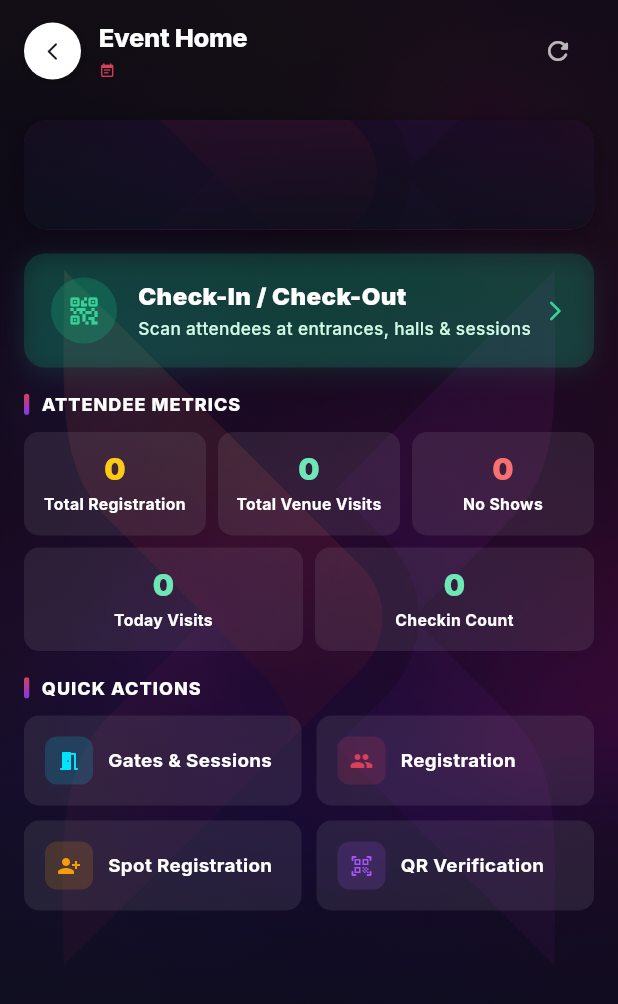
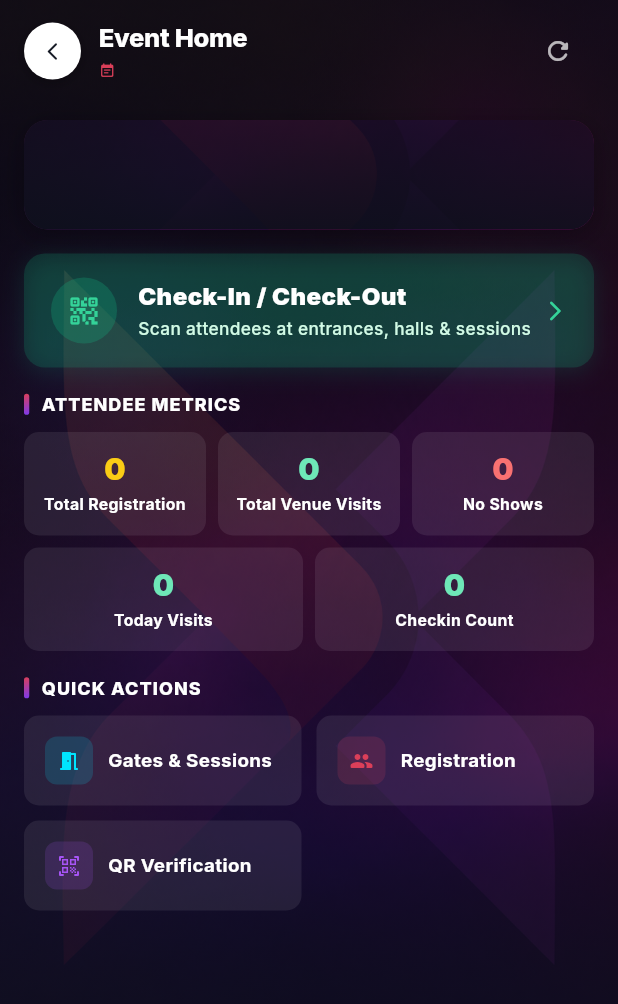
Before and after one commit to afidveuz/eventxpro-organiser-app-release, a Flutter app: the EventDashboardScreen screen opened directly with empty values, on a phone screen of 412 x 824 dp. Shown: the top 1004 px of the screen. Run offline on Flutter 3.47's test engine with Material 3 defaults, Android fonts, the phone set to English and light mode, and no system bars; drawn by our look-alikes of toastification; our stand-ins replace audioplayers, dio, equatable, firebase_core, firebase_crashlytics, firebase_remote_config and 9 more; missing offline and left inert: dart_des, mobile_scanner, syncfusion_flutter_xlsio; accounts and stored records are empty; network calls fail.

Commit message:
Spot Registration has been hidden from the dashboard:

```diff
--- a/lib/presentation/screens/events/event_dashboard_screen.dart
+++ b/lib/presentation/screens/events/event_dashboard_screen.dart
@@ -9,7 +9,7 @@ import '../../../data/adapters/zebra_datawedge_adapter.dart';
 import '../../../data/datasources/scanner_local_storage.dart';
 import '../../../data/repositories/auth_repository.dart';
 import '../attendees/event_attendees_screen.dart';
-import '../attendees/spot_registration_screen.dart';
+// import '../attendees/spot_registration_screen.dart'; // Hidden from dashboard
 import '../lead/leads_list_screen.dart';
 import 'event_sessions_screen.dart';
 import '../../widgets/fade_in_background_image.dart';
@@ -204,19 +204,20 @@ class _EventDashboardScreenState extends State<EventDashboardScreen> {
     );
   }
 
-  void _openSpotRegistration() {
-    HapticFeedback.lightImpact();
-    Navigator.of(context).push(
-      MaterialPageRoute(
-        builder: (_) => SpotRegistrationScreen(
-          eventId: widget.eventId,
-          eventName: _getEventName(),
-        ),
-      ),
-    ).then((_) {
-      _loadDashboardData(silent: true);
-    });
-  }
+  // Spot registration is currently hidden from dashboard per requirement
+  // void _openSpotRegistration() {
+  //   HapticFeedback.lightImpact();
+  //   Navigator.of(context).push(
+  //     MaterialPageRoute(
+  //       builder: (_) => SpotRegistrationScreen(
+  //         eventId: widget.eventId,
+  //         eventName: _getEventName(),
+  //       ),
+  //     ),
+  //   ).then((_) {
+  //     _loadDashboardData(silent: true);
+  //   });
+  // }
 
   String _getEventName() {
     final eventlist = _eventDetails['eventlist'] as Map<String, dynamic>?;
@@ -848,9 +849,10 @@ class _EventDashboardScreenState extends State<EventDashboardScreen> {
   // ── 4. Quick Action Tiles (matching Tiles.jsx) ───────────────────
   Widget _buildQuickActionTiles() {
     final hasLeadPermission = _eventDetails['lead_permission'] == true;
-    final hasSpotRegPermission =
-        _eventDetails['spot_registration_permission'] != false &&
-        _cachedPermissions?['spot_registration_permission'] != false;
+    // Spot Registration is currently hidden from dashboard per requirement:
+    // final hasSpotRegPermission =
+    //     _eventDetails['spot_registration_permission'] != false &&
+    //     _cachedPermissions?['spot_registration_permission'] != false;
 
     return Column(
       crossAxisAlignment: CrossAxisAlignment.stretch,
@@ -899,14 +901,14 @@ class _EventDashboardScreenState extends State<EventDashboardScreen> {
               onTap: () => _openAttendees('Total Registration', 'event-register-users'),
             ),
 
-            // Spot Registration Action Tile
-            if (hasSpotRegPermission)
-              _buildActionTile(
-                title: 'Spot Registration',
-                icon: Icons.person_add_alt_1_rounded,
-                color: const Color(0xFFF59E0B),
-                onTap: _openSpotRegistration,
-              ),
+            // Spot Registration tile currently hidden from dashboard per requirement
+            // if (hasSpotRegPermission)
+            //   _buildActionTile(
+            //     title: 'Spot Registration',
+            //     icon: Icons.person_add_alt_1_rounded,
+            //     color: const Color(0xFFF59E0B),
+            //     onTap: _openSpotRegistration,
+            //   ),
 
             // Leads Tile (if lead permission is active)
             if (hasLeadPermission)
```
